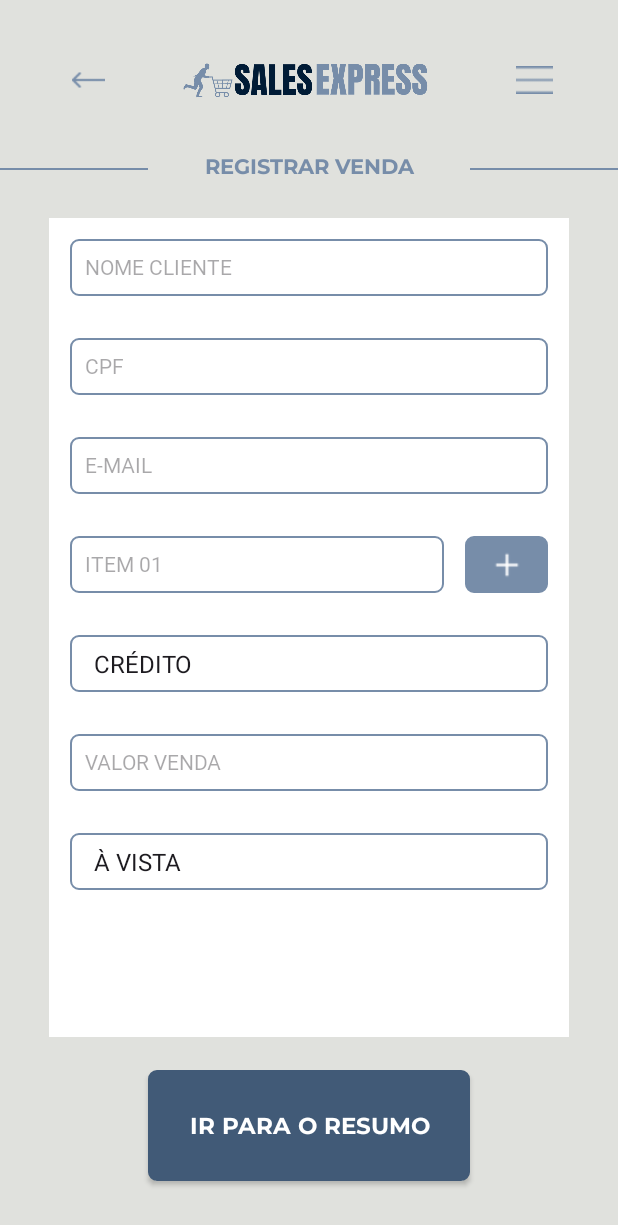
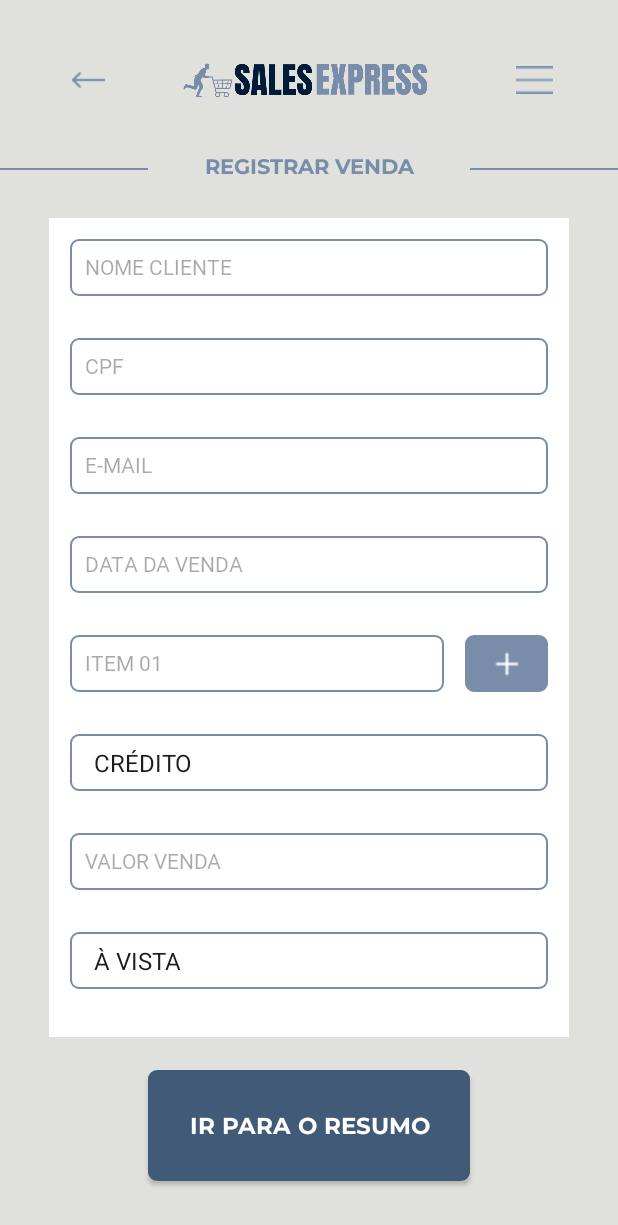
Before and after one commit to jpfreire53/Sales-Express--MOBILE, an Android app: the RegisteredSalesFragment screen opened directly, with no data from a screen before it, after a tap on "IR PARA O RESUMO", on a phone screen of 412 x 824 dp. Shown: the top 1225 px of the screen. Run offline under Robolectric (Android 15) with nearby library versions, the phone set to English and light mode, and no system bars; libraries missing offline, so code that uses them is left out: com.journeyapps.barcodescanner.

Commit message:
Adição da data no momento da venda

```diff
--- a/app/src/main/java/com/example/salesexpress/views/fragment/RegisteredSalesFragment.java
+++ b/app/src/main/java/com/example/salesexpress/views/fragment/RegisteredSalesFragment.java
@@ -123,13 +123,14 @@ public class RegisteredSalesFragment extends Fragment {
                 String email = binding.edtEmailC.getText().toString();
                 String value = binding.edtValueC.getText().toString(); //valor venda
                 String moneyChange = binding.edtMoneyChangeC.getText().toString();  //valor recebido
+                String date = binding.edtDate.getText().toString();
                 String isCredit = binding.isCredit.getSelectedItem().toString();
                 String spnrParcel = binding.spnrParcel.getSelectedItem().toString();
 
                 value = value.replaceAll("\\D", "");
                 moneyChange = moneyChange.replaceAll("\\D", "");
 
-                if (name.equals("") || cpf.equals("") || email.equals("") || value.equals("") || dynamicViews.size() == 0 || verifyEditText()) {
+                if (name.equals("") || cpf.equals("") || email.equals("") || value.equals("") || dynamicViews.size() == 0 || verifyEditText() || date.equals("")) {
                     Toast.makeText(getActivity(), "Preecha os campos para inserir a venda.", Toast.LENGTH_SHORT).show();
                 } else if (!email.contains("@") || email.lastIndexOf(".") <= email.lastIndexOf("@")) {
                     Toast.makeText(getActivity(), "E-mail digitado de maneira incorreta.", Toast.LENGTH_SHORT).show();
@@ -137,6 +138,8 @@ public class RegisteredSalesFragment extends Fragment {
                     Toast.makeText(getActivity(), "CPF digitado de maneira incorreta.", Toast.LENGTH_SHORT).show();
                 } else if (moneyChange.equals("")) {
                     binding.edtMoneyChangeC.setText("0");
+                } else if (date.length() < 10) {
+                    Toast.makeText(getActivity(), "Preencha a data de maneira correta.", Toast.LENGTH_SHORT).show();
                 } else {
                     double valueDouble = Double.parseDouble(value);
                     double moneyChangeDouble = Double.parseDouble(moneyChange);
@@ -152,7 +155,7 @@ public class RegisteredSalesFragment extends Fragment {
                         }
                     }
 
-                    salesModel = new SalesModel("", name, cpf, email, valueDouble, finaltotal, "1");
+                    salesModel = new SalesModel("", name, cpf, email, valueDouble, finaltotal, date, "1");
                     bundle.putSerializable("saleModel", salesModel);
                     if (dynamicViews.size() > 0) {
                         Log.i("dynamicViews", "onViewCreated: SIZE: " + dynamicViews.size());
--- a/app/src/main/res/layout/fragment_registered_sales.xml
+++ b/app/src/main/res/layout/fragment_registered_sales.xml
@@ -106,6 +106,28 @@
                 android:hint="E-MAIL"
                 android:inputType="textEmailAddress"
                 android:maxLength="35"
+                android:padding="10dp"
+                android:textSize="14sp" />
+
+            <EditText
+                android:id="@+id/edtDate"
+                android:layout_width="match_parent"
+                android:layout_height="38dp"
+                android:layout_marginStart="14dp"
+                android:layout_marginLeft="14dp"
+                android:layout_marginTop="14dp"
+                android:layout_marginEnd="14dp"
+                android:layout_marginRight="14dp"
+                android:layout_marginBottom="14dp"
+                android:background="@drawable/bg_field_inpt"
+                android:ems="10"
+                android:textColor="@color/azulEscuro"
+                android:focusable="true"
+                android:focusableInTouchMode="true"
+                android:fontFamily="@font/montserrat_regular"
+                android:hint="DATA DA VENDA"
+                android:inputType="text"
+                android:maxLength="10"
                 android:padding="10dp"
                 android:textSize="14sp" />
 
```
Also changed, not shown: app/src/main/java/com/example/salesexpress/model/SalesModel.java (+9 -3 lines), app/src/main/java/com/example/salesexpress/utils/MyDatabaseHelper.java (+9 -3 lines).
